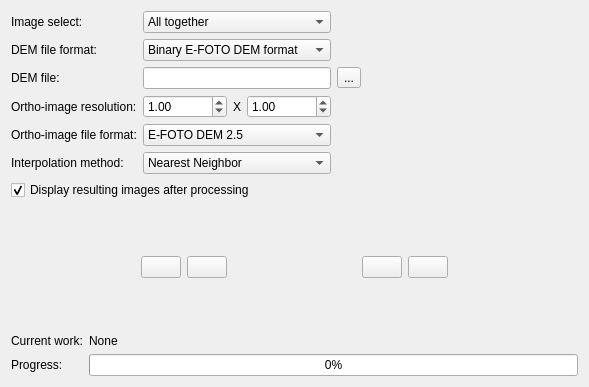
Qt form qt/interface/OrthoForm.ui (e-foto/e-foto) before a commit.
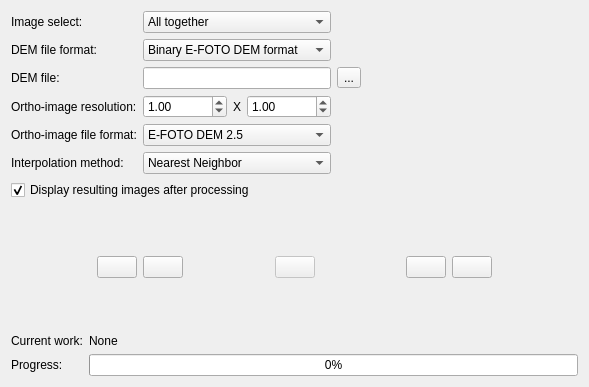
The same form after that commit. Icons and pictures are not drawn.

```diff
--- a/qt/interface/OrthoForm.ui
+++ b/qt/interface/OrthoForm.ui
@@ -354,6 +354,42 @@
        </property>
       </spacer>
      </item>
+     <item>
+      <widget class="QPushButton" name="orthoQualityButton">
+       <property name="enabled">
+        <bool>false</bool>
+       </property>
+       <property name="toolTip">
+        <string>Open Ortho-image Quality Tool</string>
+       </property>
+       <property name="text">
+        <string/>
+       </property>
+       <property name="icon">
+        <iconset resource="../resource/resource.qrc">
+         <normaloff>:/icon/markIcon.png</normaloff>:/icon/markIcon.png</iconset>
+       </property>
+       <property name="iconSize">
+        <size>
+         <width>30</width>
+         <height>30</height>
+        </size>
+       </property>
+      </widget>
+     </item>
+     <item>
+      <spacer name="horizontalSpacer_10">
+       <property name="orientation">
+        <enum>Qt::Horizontal</enum>
+       </property>
+       <property name="sizeHint" stdset="0">
+        <size>
+         <width>40</width>
+         <height>20</height>
+        </size>
+       </property>
+      </spacer>
+     </item>
      <item>
       <widget class="QPushButton" name="abortButton">
        <property name="toolTip">
```
